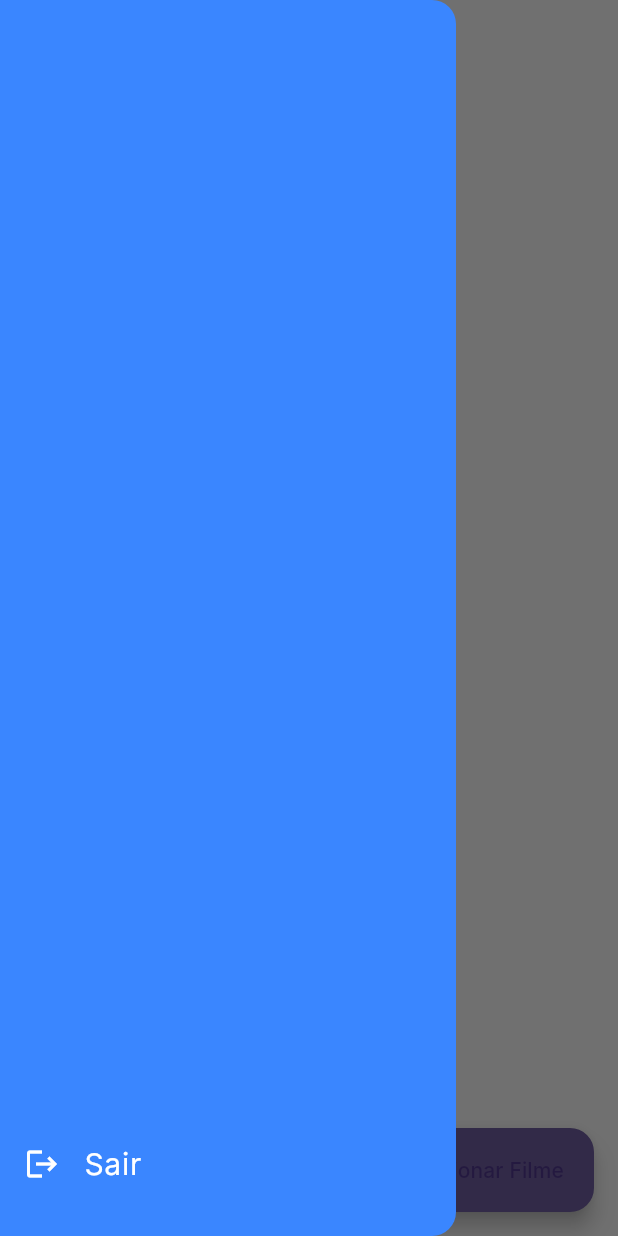
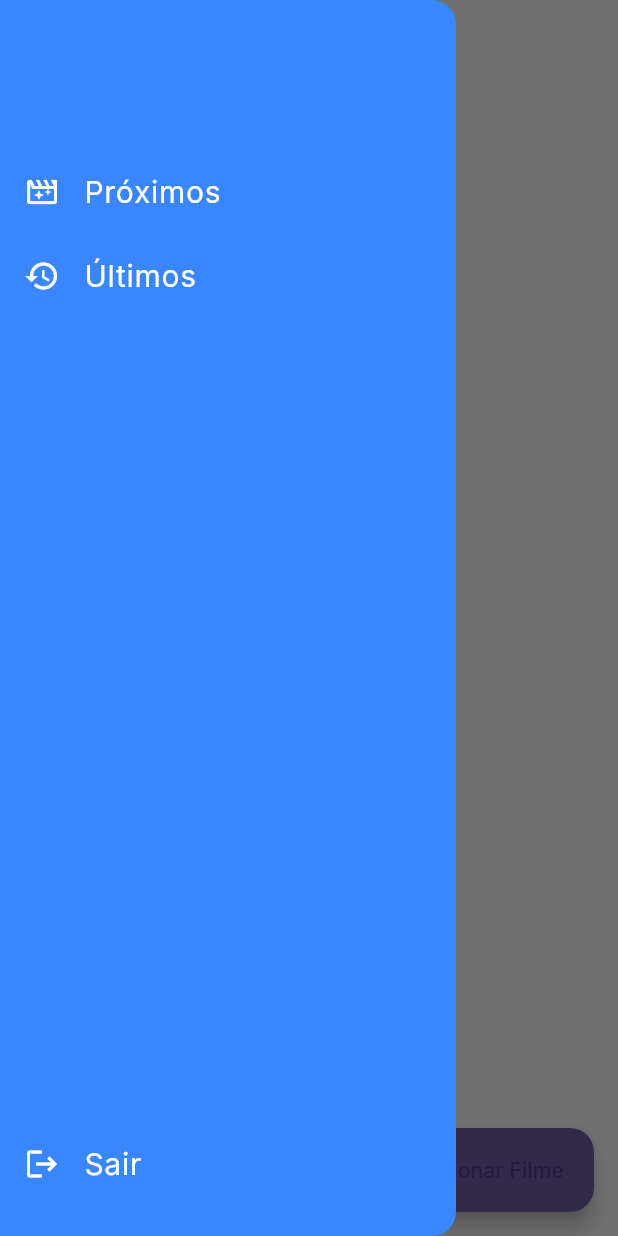
Before and after one commit to ferreiraryan/futter_movies_queue, a Flutter app: the screen it shows once a user with an empty profile is signed in, with the side drawer open, on a phone screen of 412 x 824 dp. Run offline on Flutter 3.47's test engine with Material 3 defaults, Android fonts, the phone set to English and light mode, and no system bars; our stand-ins replace cloud_firestore, firebase_auth, firebase_core; accounts and stored records are empty; Roboto replaces fonts that are missing (Inter).

Commit message:
Feat(Screens): Lista de filmes para assistir agora pode ser reordenada

```diff
--- a/lib/features/movies/screens/movie_list_screen.dart
+++ b/lib/features/movies/screens/movie_list_screen.dart
@@ -4,7 +4,8 @@ import '../../../app/services/firestore_service.dart';
 import '../../../shared/constants/app_colors.dart';
 import '../../../shared/widgets/app_drawer.dart';
 import '../models/movie_model.dart';
-import '../widgets/movie_list.dart'; // Importa o novo widget
+import '../widgets/movie_list.dart';
+import '../widgets/watched_movie_card.dart';
 import 'movie_search_screen.dart';
 
 enum ScreenType { upcoming, watched }
@@ -18,6 +19,8 @@ class MovieListScreen extends StatefulWidget {
 
 class _MovieListScreenState extends State<MovieListScreen> {
   final FirestoreService _firestoreService = FirestoreService();
+  // NOVO: Variável de estado para gerenciar a lista localmente
+  List<Movie> _movies = [];
 
   @override
   Widget build(BuildContext context) {
@@ -37,27 +40,29 @@ class _MovieListScreenState extends State<MovieListScreen> {
       body: StreamBuilder<DocumentSnapshot>(
         stream: _firestoreService.getUserDocStream(),
         builder: (context, snapshot) {
-          if (snapshot.connectionState == ConnectionState.waiting) {
+          if (snapshot.connectionState == ConnectionState.waiting &&
+              _movies.isEmpty) {
             return const Center(child: CircularProgressIndicator());
           }
-          if (!snapshot.hasData || !snapshot.data!.exists) {
-            return const Center(child: Text('Adicione seu primeiro filme!'));
+          if (snapshot.hasError) {
+            return const Center(child: Text('Ocorreu um erro.'));
+          }
+          if (snapshot.hasData && snapshot.data!.exists) {
+            final userData = snapshot.data!.data() as Map<String, dynamic>;
+            final movieDataList = (userData[listKey] as List<dynamic>?) ?? [];
+            // ATUALIZA a lista local com os dados do Firebase
+            _movies = movieDataList
+                .map((data) => Movie.fromMap(data as Map<String, dynamic>))
+                .toList();
           }
 
-          final userData = snapshot.data!.data() as Map<String, dynamic>;
-          final movieDataList = (userData[listKey] as List<dynamic>?) ?? [];
-          final movies = movieDataList
-              .map((data) => Movie.fromMap(data as Map<String, dynamic>))
-              .toList();
-
-          if (movies.isEmpty) {
+          if (_movies.isEmpty) {
             return const Center(child: Text('Nenhum filme nesta lista.'));
           }
 
-          // Lógica para a tela de "Próximos Filmes" com reordenação
           if (isUpcoming) {
-            final featuredMovie = movies.first;
-            final reorderableMovies = movies.sublist(1);
+            final featuredMovie = _movies.first;
+            final reorderableMovies = _movies.sublist(1);
 
             return ReorderableMovieList(
               featuredMovie: featuredMovie,
@@ -66,42 +71,28 @@ class _MovieListScreenState extends State<MovieListScreen> {
                 _firestoreService.moveUpcomingToWatched(featuredMovie);
               },
               onReorder: (oldIndex, newIndex) {
-                // *** LÓGICA CORRIGIDA ***
-                // Não usamos mais setState aqui. Apenas manipulamos a lista
-                // e enviamos para o Firestore. O StreamBuilder cuidará da UI.
-
-                // Cria uma cópia mutável da lista que pode ser reordenada
-                final List<Movie> mutableReorderableMovies = List.from(
-                  reorderableMovies,
-                );
-
-                // Ajusta o índice para a lista 'reorderableMovies'
-                if (newIndex > oldIndex) {
-                  newIndex -= 1;
-                }
-
-                // Remove o item da posição antiga e insere na nova
-                final movie = mutableReorderableMovies.removeAt(oldIndex);
-                mutableReorderableMovies.insert(newIndex, movie);
-
-                // Cria a lista completa e salva no Firestore
-                final fullNewList = [
-                  featuredMovie,
-                  ...mutableReorderableMovies,
-                ];
-                _firestoreService.updateUpcomingOrder(fullNewList);
+                // LÓGICA CORRIGIDA
+                setState(() {
+                  // Ajusta o índice para a lista reordenável
+                  if (newIndex > oldIndex) {
+                    newIndex -= 1;
+                  }
+                  // Remove o filme da lista principal usando o índice ajustado
+                  final movie = _movies.removeAt(oldIndex + 1);
+                  // Insere na nova posição, também ajustada
+                  _movies.insert(newIndex + 1, movie);
+                });
+                // Salva a nova ordem completa no Firestore
+                _firestoreService.updateUpcomingOrder(_movies);
               },
             );
           } else {
-            // Para a tela de "Assistidos", usamos a lista simples (sem reordenar)
-            // TODO: Criar um widget de lista simples para os assistidos.
-            // Por enquanto, mostra uma lista básica.
             return ListView.builder(
               padding: const EdgeInsets.all(16),
-              itemCount: movies.length,
+              itemCount: _movies.length,
               itemBuilder: (context, index) {
-                final movie = movies[index];
-                return ListTile(title: Text(movie.title));
+                final movie = _movies[index];
+                return WatchedMovieCard(movie: movie);
               },
             );
           }
--- a/lib/features/movies/widgets/movie_list.dart
+++ b/lib/features/movies/widgets/movie_list.dart
@@ -35,7 +35,6 @@ class ReorderableMovieList extends StatelessWidget {
         // Cada item precisa de uma Key única para o Flutter saber quem é quem.
         return MovieListItem(key: ValueKey(movie.id), movie: movie);
       },
-      // A função que é chamada quando o usuário termina de arrastar um item.
       onReorder: onReorder,
     );
   }
--- a/lib/shared/widgets/app_drawer.dart
+++ b/lib/shared/widgets/app_drawer.dart
@@ -1,5 +1,5 @@
 import 'package:flutter/material.dart';
-import '../../app/services/auth_service.dart'; // Importa o serviço
+import '../../app/services/auth_service.dart';
 import '../../features/movies/screens/movie_list_screen.dart';
 
 class AppDrawer extends StatelessWidget {
@@ -16,11 +16,50 @@ class AppDrawer extends StatelessWidget {
       backgroundColor: const Color(0xFF3A86FF),
       child: Column(
         children: <Widget>[
-          const Expanded(
-            child: Column(
+          Expanded(
+            child: ListView(
+              padding: EdgeInsets.zero,
               children: [
-                SizedBox(height: 100),
-                // ... Seus outros ListTiles (Próximos, Últimos) ...
+                const SizedBox(height: 100),
+                ListTile(
+                  leading: const Icon(
+                    Icons.movie_filter_outlined,
+                    color: Colors.white,
+                  ),
+                  title: const Text(
+                    'Próximos',
+                    style: TextStyle(color: Colors.white, fontSize: 20),
+                  ),
+                  onTap: () {
+                    Navigator.pop(context); // Fecha o drawer
+                    Navigator.pushReplacement(
+                      context,
+                      MaterialPageRoute(
+                        builder: (context) => const MovieListScreen(
+                          screenType: ScreenType.upcoming,
+                        ),
+                      ),
+                    );
+                  },
+                ),
+                ListTile(
+                  leading: const Icon(Icons.history, color: Colors.white),
+                  title: const Text(
+                    'Últimos',
+                    style: TextStyle(color: Colors.white, fontSize: 20),
+                  ),
+                  onTap: () {
+                    Navigator.pop(context); // Fecha o drawer
+                    Navigator.pushReplacement(
+                      context,
+                      MaterialPageRoute(
+                        builder: (context) => const MovieListScreen(
+                          screenType: ScreenType.watched,
+                        ),
+                      ),
+                    );
+                  },
+                ),
               ],
             ),
           ),
```
Also changed, not shown: lib/app/services/firestore_service.dart (+8 -9 lines), lib/features/movies/screens/movie_details_screen.dart (+62 -37 lines), lib/features/movies/screens/movie_search_screen.dart (+10 -4 lines), lib/features/movies/widgets/featured_movie_card.dart (+16 -1 lines), lib/features/movies/widgets/watched_movie_card.dart (added, +74 -0 lines), lib/shared/widgets/custom_button.dart (+8 -2 lines).
